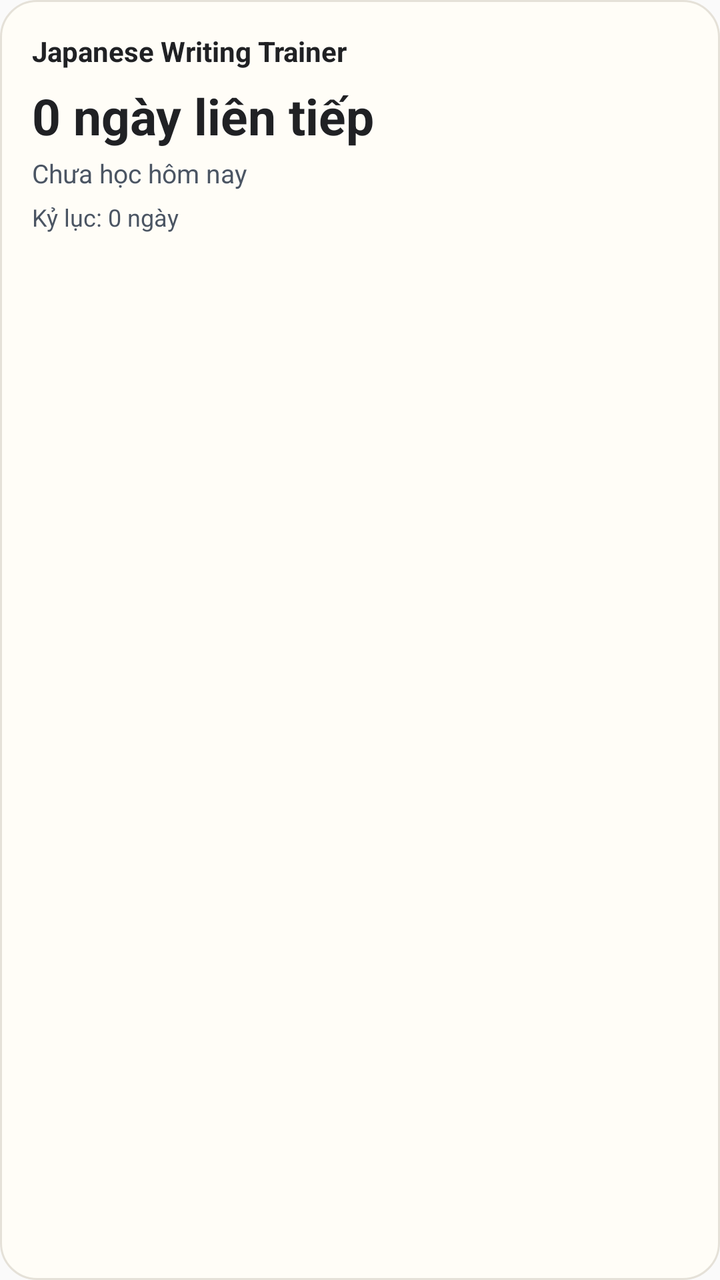
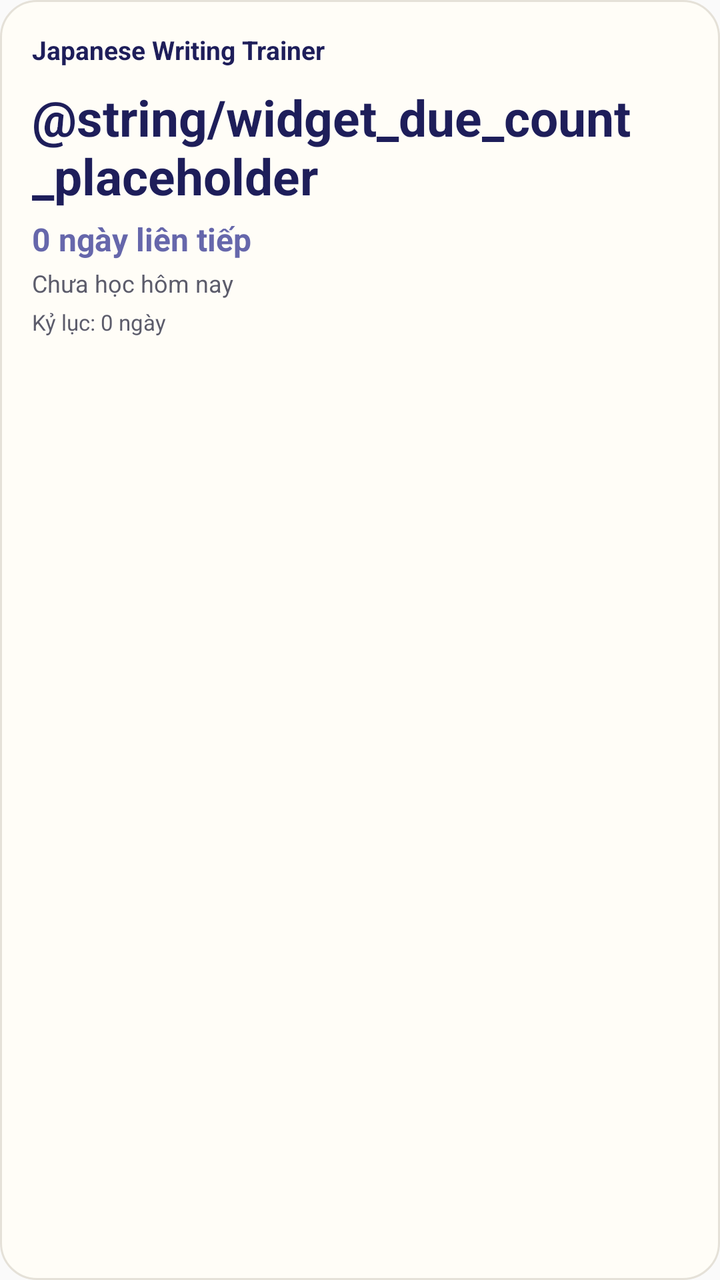

An Android layout rendered at two revisions. The XML below is the earlier revision; the diff shows what the commit changed to produce the second picture.
<!-- AndroidManifest.xml: application theme Theme.JapaneseWritingTrainer -->
<!-- res/layout/widget_practice_streak.xml -->
<?xml version="1.0" encoding="utf-8"?>
<LinearLayout xmlns:android="http://schemas.android.com/apk/res/android"
    android:id="@+id/widget_root"
    android:layout_width="match_parent"
    android:layout_height="match_parent"
    android:background="@drawable/widget_practice_streak_background"
    android:clickable="true"
    android:focusable="true"
    android:orientation="vertical"
    android:padding="16dp">

    <TextView
        android:layout_width="match_parent"
        android:layout_height="wrap_content"
        android:text="@string/widget_title"
        android:textColor="#202124"
        android:textSize="14sp"
        android:textStyle="bold" />

    <TextView
        android:id="@+id/widget_current_streak"
        android:layout_width="match_parent"
        android:layout_height="wrap_content"
        android:layout_marginTop="6dp"
        android:text="@string/widget_current_streak_placeholder"
        android:textColor="#202124"
        android:textSize="25sp"
        android:textStyle="bold" />

    <TextView
        android:id="@+id/widget_today_status"
        android:layout_width="match_parent"
        android:layout_height="wrap_content"
        android:layout_marginTop="3dp"
        android:text="@string/widget_not_studied_today"
        android:textColor="#4B5563"
        android:textSize="13sp" />

    <TextView
        android:id="@+id/widget_longest_streak"
        android:layout_width="match_parent"
        android:layout_height="wrap_content"
        android:layout_marginTop="5dp"
        android:text="@string/widget_longest_streak_placeholder"
        android:textColor="#4B5563"
        android:textSize="12sp" />
</LinearLayout>
<!-- resources referenced by this layout -->
<resources>
  <!-- drawable widget_practice_streak_background (drawable) -->
  <?xml version="1.0" encoding="utf-8"?>
  <shape xmlns:android="http://schemas.android.com/apk/res/android">
      <solid android:color="#FFFDF7" />
      <corners android:radius="18dp" />
      <stroke
          android:width="1dp"
          android:color="#E5E1D8" />
  </shape>
  <string name="widget_current_streak_placeholder">0 ngày liên tiếp</string>
  <string name="widget_longest_streak_placeholder">Kỷ lục: 0 ngày</string>
  <string name="widget_not_studied_today">Chưa học hôm nay</string>
  <string name="widget_title">Japanese Writing Trainer</string>
  <style name="Theme.JapaneseWritingTrainer" parent="android:Theme.Material.Light.NoActionBar" />
</resources>

<!-- the commit's change to res/layout/widget_practice_streak.xml (unified diff, before → after) -->
@@ -13,18 +13,28 @@
         android:layout_width="match_parent"
         android:layout_height="wrap_content"
         android:text="@string/widget_title"
-        android:textColor="#202124"
-        android:textSize="14sp"
+        android:textColor="#1E1E5A"
+        android:textSize="13sp"
+        android:textStyle="bold" />
+
+    <TextView
+        android:id="@+id/widget_due_count"
+        android:layout_width="match_parent"
+        android:layout_height="wrap_content"
+        android:layout_marginTop="8dp"
+        android:text="@string/widget_due_count_placeholder"
+        android:textColor="#1E1E5A"
+        android:textSize="25sp"
         android:textStyle="bold" />
 
     <TextView
         android:id="@+id/widget_current_streak"
         android:layout_width="match_parent"
         android:layout_height="wrap_content"
-        android:layout_marginTop="6dp"
+        android:layout_marginTop="4dp"
         android:text="@string/widget_current_streak_placeholder"
-        android:textColor="#202124"
-        android:textSize="25sp"
+        android:textColor="#6667AB"
+        android:textSize="16sp"
         android:textStyle="bold" />
 
     <TextView
@@ -33,15 +43,15 @@
         android:layout_height="wrap_content"
         android:layout_marginTop="3dp"
         android:text="@string/widget_not_studied_today"
-        android:textColor="#4B5563"
-        android:textSize="13sp" />
+        android:textColor="#5C5C6B"
+        android:textSize="12sp" />
 
     <TextView
         android:id="@+id/widget_longest_streak"
         android:layout_width="match_parent"
         android:layout_height="wrap_content"
-        android:layout_marginTop="5dp"
+        android:layout_marginTop="4dp"
         android:text="@string/widget_longest_streak_placeholder"
-        android:textColor="#4B5563"
-        android:textSize="12sp" />
+        android:textColor="#5C5C6B"
+        android:textSize="11sp" />
 </LinearLayout>
